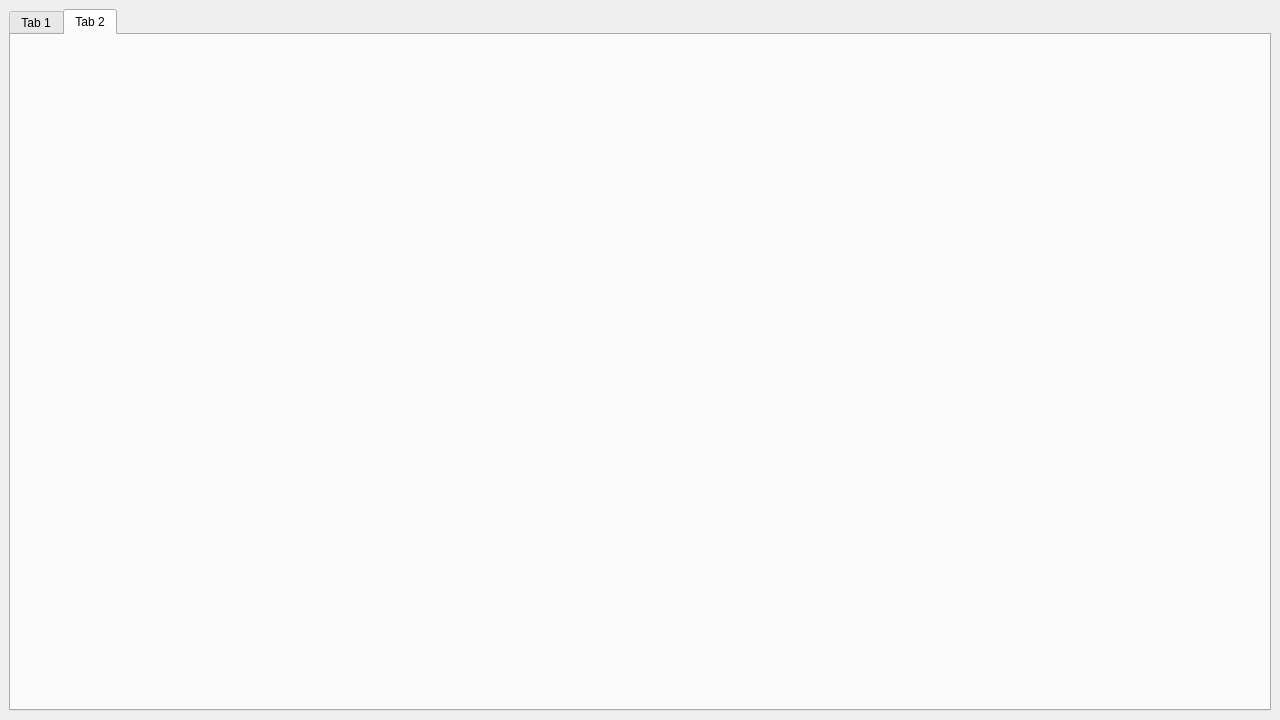
Old version of the form Views/mainView/mainView.ui in the repository polinalsn/studioIS.
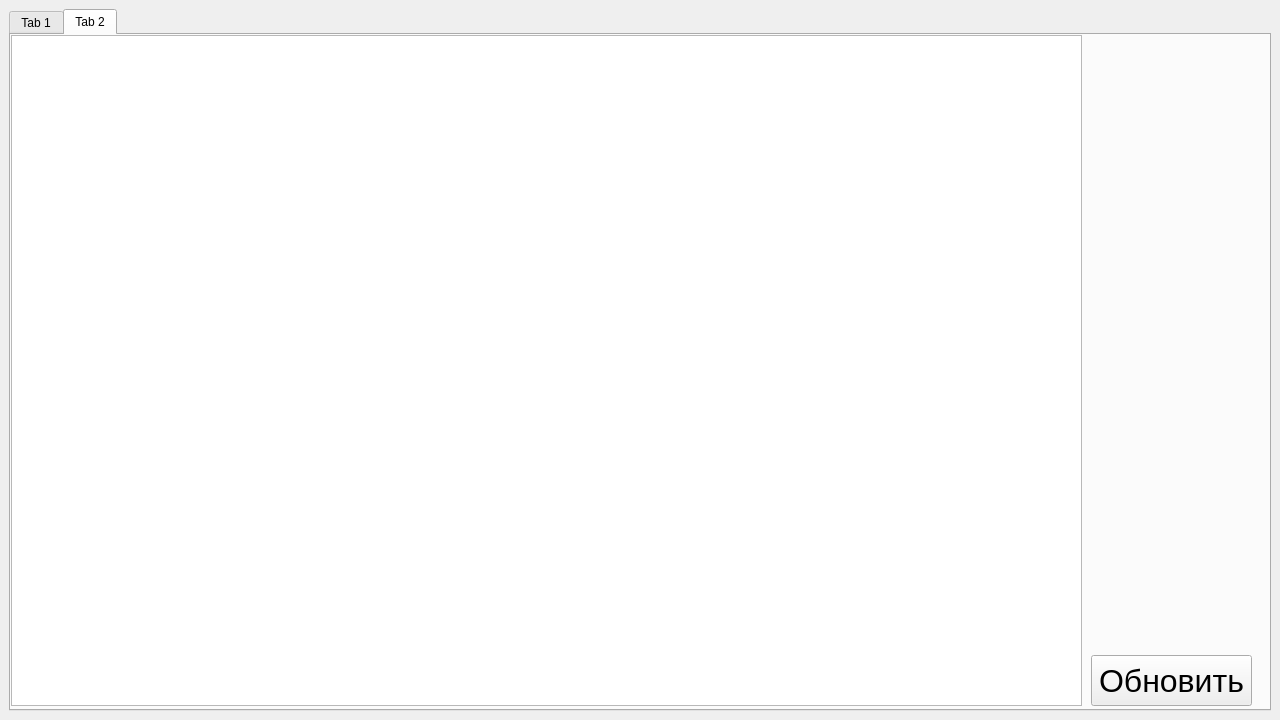
New version of the form. The open tabs and pages were chosen to show the change.

Patch:
```diff
--- a/Views/mainView/mainView.ui
+++ b/Views/mainView/mainView.ui
@@ -124,6 +124,37 @@
        <attribute name="title">
         <string>Tab 2</string>
        </attribute>
+       <widget class="QTableWidget" name="tabelBook">
+        <property name="geometry">
+         <rect>
+          <x>0</x>
+          <y>0</y>
+          <width>1071</width>
+          <height>671</height>
+         </rect>
+        </property>
+        <property name="columnCount">
+         <number>0</number>
+        </property>
+       </widget>
+       <widget class="QPushButton" name="updBook">
+        <property name="geometry">
+         <rect>
+          <x>1080</x>
+          <y>620</y>
+          <width>161</width>
+          <height>51</height>
+         </rect>
+        </property>
+        <property name="font">
+         <font>
+          <pointsize>24</pointsize>
+         </font>
+        </property>
+        <property name="text">
+         <string>Обновить</string>
+        </property>
+       </widget>
       </widget>
      </widget>
     </item>
```
Left out of the diff: 2 changed lines with no effect on the pictures.
